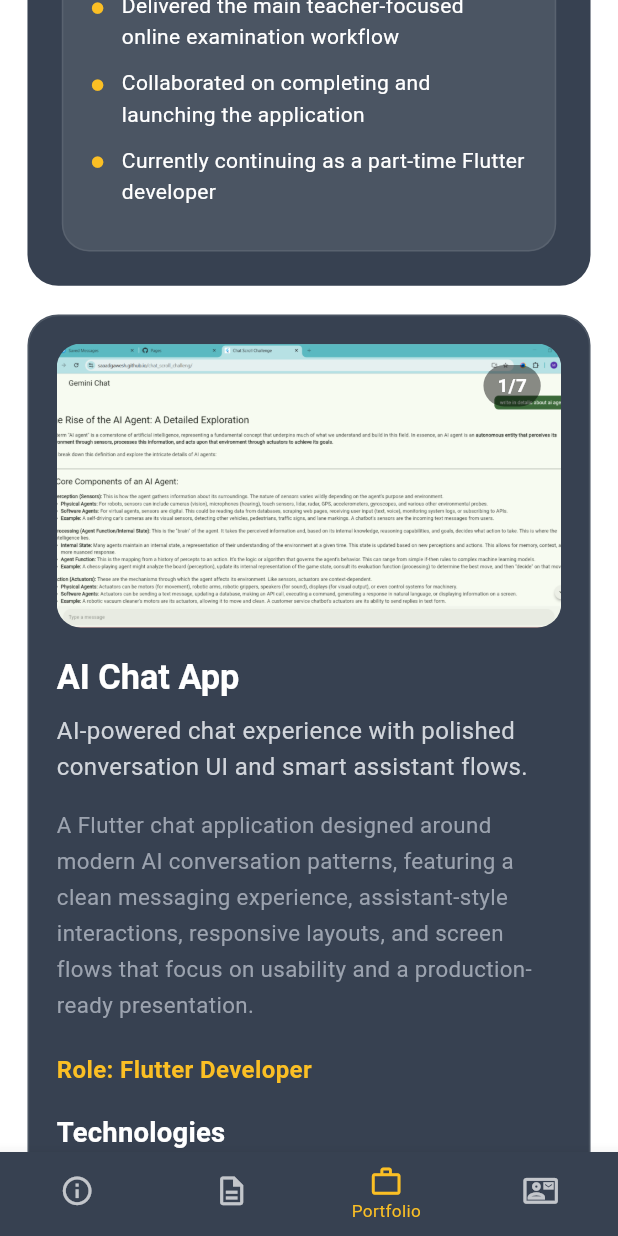
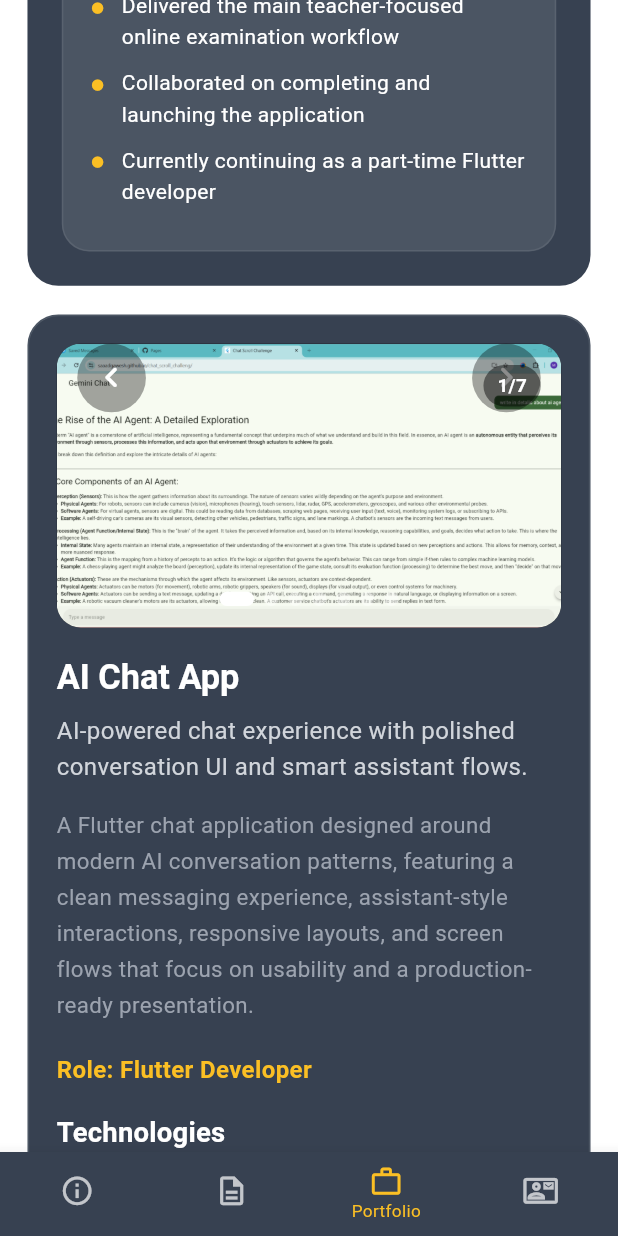
Before and after one commit to saaadgawesh/protfolio, a Flutter app: the screen it shows after launch, item 3 of the bottom bar chosen, scrolled down 1728 dp, on a phone screen of 412 x 824 dp. Run offline on Flutter 3.47's test engine with Material 3 defaults, Android fonts, the phone set to English and light mode, and no system bars; our stand-ins replace flutter_screenutil, smooth_page_indicator, timeline_tile.

Commit message:
update resume screen

```diff
--- a/lib/feature/widget/portfolio/project_image_section.dart
+++ b/lib/feature/widget/portfolio/project_image_section.dart
@@ -13,53 +13,63 @@ class ProjectImageSection extends StatefulWidget {
 }
 
 class _ProjectImageSectionState extends State<ProjectImageSection> {
-  late final PageController _pageController;
   int _currentIndex = 0;
-
-  @override
-  void initState() {
-    super.initState();
-    _pageController = PageController();
-  }
-
-  @override
-  void dispose() {
-    _pageController.dispose();
-    super.dispose();
-  }
 
   @override
   Widget build(BuildContext context) {
     final images = widget.project.imagePaths;
+    final hasImages = images.isNotEmpty;
+    final currentImage =
+        hasImages ? images[_currentIndex.clamp(0, images.length - 1)] : null;
 
     return ClipRRect(
       borderRadius: BorderRadius.circular(AppSizes.r14),
       child: AspectRatio(
         aspectRatio: 16 / 9,
         child:
-            images.isNotEmpty
+            hasImages
                 ? Stack(
-                  alignment: Alignment.bottomCenter,
+                  fit: StackFit.expand,
                   children: [
-                    PageView.builder(
-                      controller: _pageController,
-                      itemCount: images.length,
-                      onPageChanged: (index) {
-                        setState(() {
-                          _currentIndex = index;
-                        });
-                      },
-                      itemBuilder: (context, index) {
-                        return Image.asset(
-                          images[index],
+                    ColoredBox(
+                      color: Colors.black,
+                      child: Image.asset(
+                        currentImage!,
+                        key: ValueKey(currentImage),
                         fit: BoxFit.cover,
                         errorBuilder:
                             (_, __, ___) => ProjectImageFallback(
                               title: widget.project.title,
                               category: widget.project.category,
                             ),
-                        );
+                      ),
+                    ),
+                    if (images.length > 1)
+                      Positioned(
+                        left: AppSizes.w12,
+                        child: _ImageNavButton(
+                          icon: Icons.chevron_left_rounded,
+                          onTap: () {
+                            setState(() {
+                              _currentIndex =
+                                  (_currentIndex - 1 + images.length) %
+                                  images.length;
+                            });
                           },
+                        ),
+                      ),
+                    if (images.length > 1)
+                      Positioned(
+                        right: AppSizes.w12,
+                        child: _ImageNavButton(
+                          icon: Icons.chevron_right_rounded,
+                          onTap: () {
+                            setState(() {
+                              _currentIndex =
+                                  (_currentIndex + 1) % images.length;
+                            });
+                          },
+                        ),
                       ),
                     if (images.length > 1)
                       Positioned(
@@ -86,6 +96,43 @@ class _ProjectImageSectionState extends State<ProjectImageSection> {
                           ),
                         ),
                       ),
+                    if (images.length > 1)
+                      Positioned(
+                        left: AppSizes.w12,
+                        right: AppSizes.w12,
+                        bottom: AppSizes.h12,
+                        child: Wrap(
+                          alignment: WrapAlignment.center,
+                          spacing: AppSizes.w6,
+                          children: List.generate(
+                            images.length,
+                            (index) => GestureDetector(
+                              onTap: () {
+                                setState(() {
+                                  _currentIndex = index;
+                                });
+                              },
+                              child: AnimatedContainer(
+                                duration: const Duration(milliseconds: 180),
+                                width:
+                                    index == _currentIndex
+                                        ? AppSizes.w20
+                                        : AppSizes.w8,
+                                height: AppSizes.h8,
+                                decoration: BoxDecoration(
+                                  color:
+                                      index == _currentIndex
+                                          ? Colors.white
+                                          : Colors.white.withOpacity(0.4),
+                                  borderRadius: BorderRadius.circular(
+                                    AppSizes.r24,
+                                  ),
+                                ),
+                              ),
+                            ),
+                          ),
+                        ),
+                      ),
                   ],
                 )
                 : ProjectImageFallback(
@@ -96,3 +143,28 @@ class _ProjectImageSectionState extends State<ProjectImageSection> {
     );
   }
 }
+
+class _ImageNavButton extends StatelessWidget {
+  const _ImageNavButton({required this.icon, required this.onTap});
+
+  final IconData icon;
+  final VoidCallback onTap;
+
+  @override
+  Widget build(BuildContext context) {
+    return Center(
+      child: Material(
+        color: Colors.black.withOpacity(0.35),
+        shape: const CircleBorder(),
+        child: InkWell(
+          onTap: onTap,
+          customBorder: const CircleBorder(),
+          child: Padding(
+            padding: EdgeInsets.all(AppSizes.r8),
+            child: Icon(icon, color: Colors.white, size: AppSizes.icon24),
+          ),
+        ),
+      ),
+    );
+  }
+}
```
Lines whose indentation alone changed are shown as unchanged.
